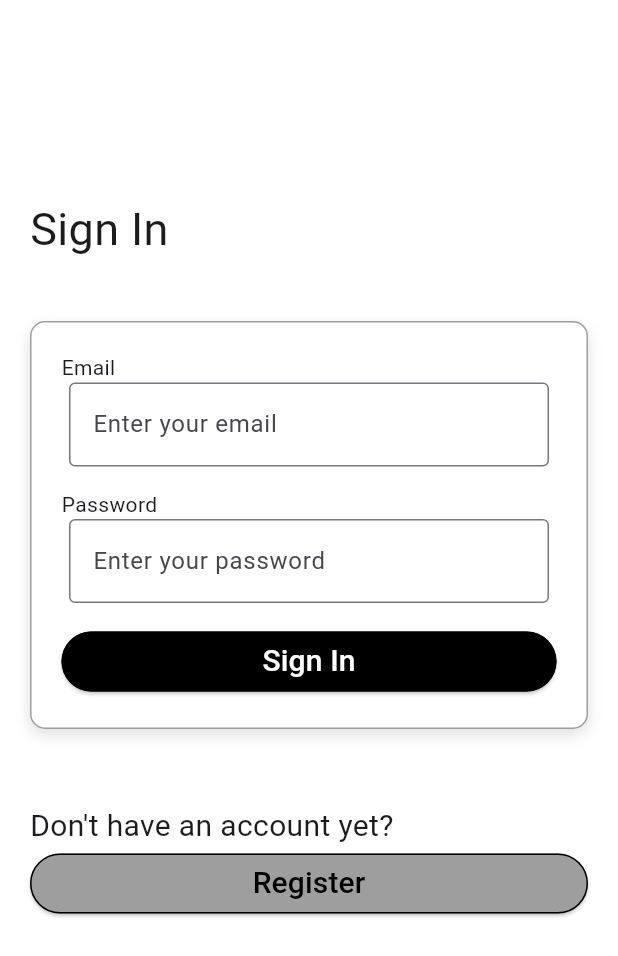
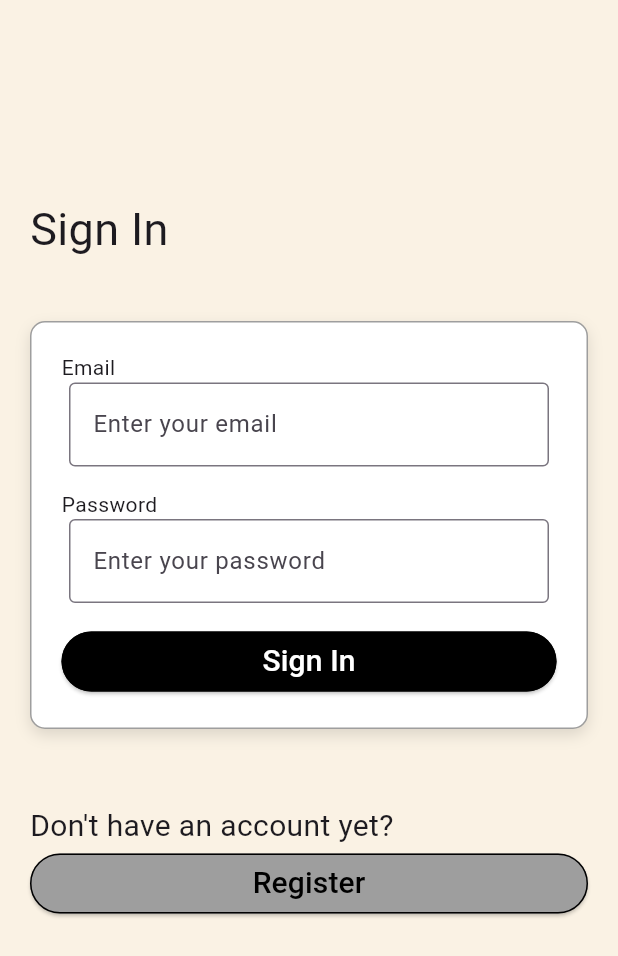
Before and after one commit to SE2-GMMWZ/mobile-frontend, a Flutter app: the screen it shows after launch, after a tap on "Sign In", on a phone screen of 412 x 824 dp. Shown: the top 956 px of the screen. Run offline on Flutter 3.47's test engine with Material 3 defaults, Android fonts, the phone set to English and light mode, and no system bars.

Commit message:
my latest version

```diff
--- a/lib/home_page.dart
+++ b/lib/home_page.dart
@@ -15,6 +15,7 @@ class _MyHomePageState extends State<MyHomePage> {
   @override
   Widget build(BuildContext context) {
     return Scaffold(
+      backgroundColor: const Color(0xFFFAF2E4),
       body: SafeArea(
         child: Center(
           child: Container(
--- a/lib/sign_in_page.dart
+++ b/lib/sign_in_page.dart
@@ -12,6 +12,7 @@ class _SignInPageState extends State<SignInPage> {
   @override
   Widget build(BuildContext context) {
     return Scaffold(
+      backgroundColor: const Color(0xFFFAF2E4),
       body: SafeArea(
         child: Center(
           child: Container(
```
Also changed, not shown: lib/registration_page.dart (+8 -0 lines).
